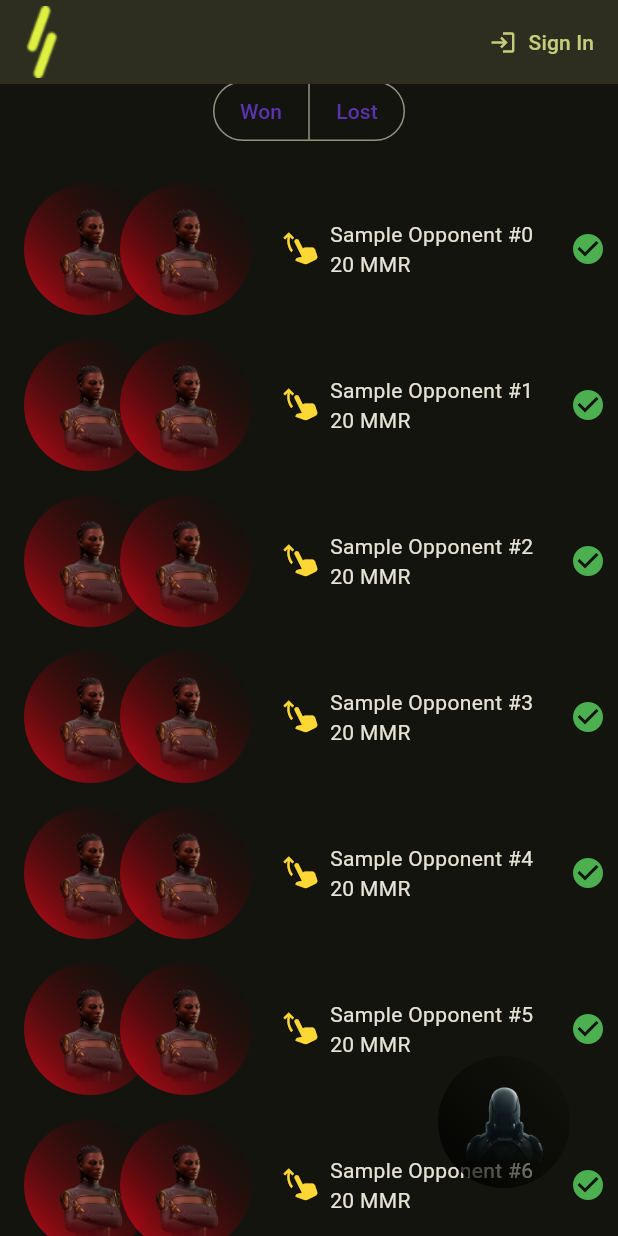
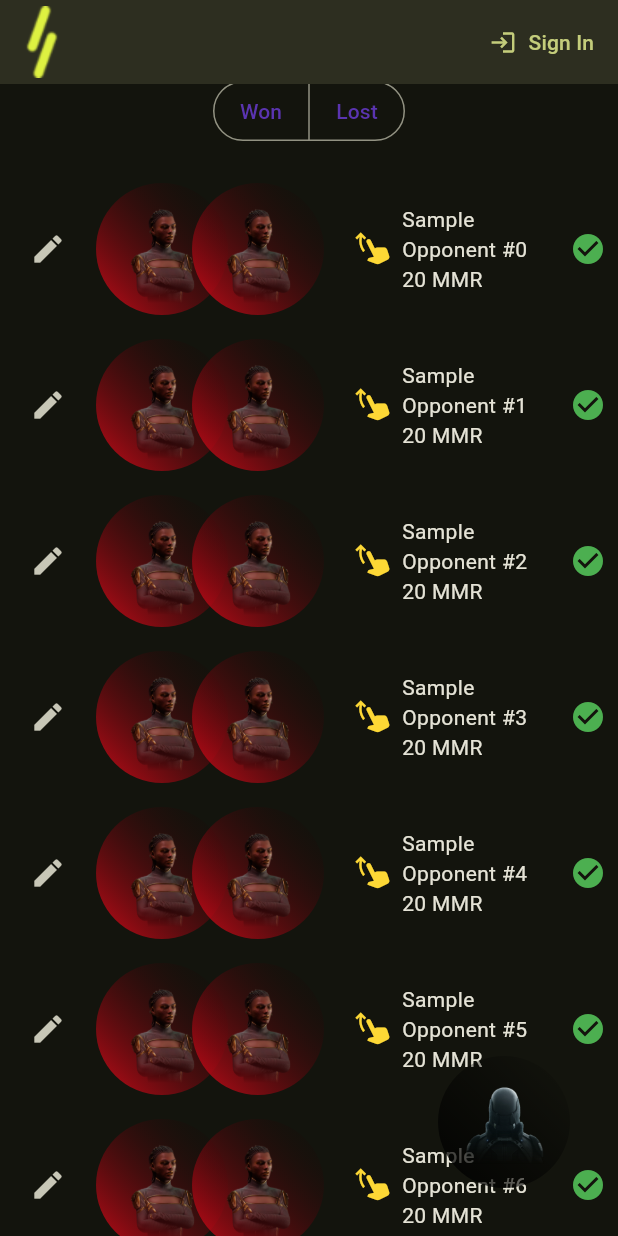
Before and after one commit to LoftyPuma/primea, a Flutter app: the screen it shows after launch, scrolled down 576 dp, on a phone screen of 412 x 824 dp. Run offline on Flutter 3.47's test engine with Material 3 defaults, Android fonts, the phone set to English and light mode, and no system bars; our stand-ins replace flutter_svg, supabase_flutter; accounts and stored records are empty.

Commit message:
live games reload

```diff
--- a/lib/main.dart
+++ b/lib/main.dart
@@ -68,10 +68,6 @@ class _HomeState extends State<Home> {
   Paragon chosenParagon = Paragon.unknown;
 
   handleAuthStateChange(AuthState data) {
-    if (kDebugMode) {
-      print('event: ${data.event}, session: ${data.session}');
-    }
-
     // switch (data.event) {
     //   case AuthChangeEvent.initialSession:
     //   // handle initial session
--- a/lib/tracker/account.dart
+++ b/lib/tracker/account.dart
@@ -1,5 +1,6 @@
 import 'package:flutter/material.dart';
 import 'package:parallel_stats/main.dart';
+import 'package:parallel_stats/modal/match.dart';
 import 'package:parallel_stats/tracker/game_model.dart';
 import 'package:parallel_stats/tracker/paragon.dart';
 import 'package:parallel_stats/tracker/paragon_stack.dart';
@@ -31,7 +32,7 @@ class MatchAggregation {
 }
 
 class _AccountState extends State<Account> {
-  final List<MatchModel> gameList = [];
+  final List<MatchModel> matchList = [];
   late int matchesPlayed;
   late int matchesWon;
   late int matchesLost;
@@ -41,7 +42,7 @@ class _AccountState extends State<Account> {
   @override
   initState() {
     if (widget.defaultMatches.isNotEmpty) {
-      gameList.addAll(widget.defaultMatches);
+      matchList.addAll(widget.defaultMatches);
     } else if (supabase.auth.currentUser != null) {
       supabase
           .from(MatchModel.gamesTableName)
@@ -52,7 +53,7 @@ class _AccountState extends State<Account> {
           )
           .then((games) {
         setState(() {
-          gameList.addAll(games.map((game) => MatchModel.fromJson(game)));
+          matchList.addAll(games.map((game) => MatchModel.fromJson(game)));
         });
       });
     }
@@ -62,10 +63,10 @@ class _AccountState extends State<Account> {
   @override
   Widget build(BuildContext context) {
     var overallWinRate =
-        gameList.where((game) => game.result == GameResult.win).length /
-            gameList.length;
-    var onThePlayGames = gameList.where((game) => game.playerOne);
-    var onTheDrawGames = gameList.where((game) => !game.playerOne);
+        matchList.where((game) => game.result == GameResult.win).length /
+            matchList.length;
+    var onThePlayGames = matchList.where((game) => game.playerOne);
+    var onTheDrawGames = matchList.where((game) => !game.playerOne);
     var onThePlayWinRate =
         onThePlayGames.where((game) => game.result == GameResult.win).length /
             onThePlayGames.length;
@@ -92,7 +93,7 @@ class _AccountState extends State<Account> {
                 mainAxisAlignment: MainAxisAlignment.spaceAround,
                 children: [
                   ProgressCard(
-                    winRate: overallWinRate,
+                    winRate: overallWinRate.isNaN ? 0 : overallWinRate,
                     title: "Overall Win Rate",
                   ),
                   if (onThePlayGames.isNotEmpty)
@@ -162,6 +163,7 @@ class _AccountState extends State<Account> {
                             var response = await supabase
                                 .from(MatchModel.gamesTableName)
                                 .insert(
+                              [
                                 MatchModel(
                                   paragon: widget.chosenParagon,
                                   opponentParagon:
@@ -169,12 +171,12 @@ class _AccountState extends State<Account> {
                                   playerOne: playerOne,
                                   result: result,
                                 ).toJson(),
+                              ],
                               defaultToNull: false,
-                                )
-                                .select();
+                            ).select();
                             MatchModel game = MatchModel.fromJson(response[0]);
                             setState(() {
-                              gameList.insert(0, game);
+                              matchList.insert(0, game);
                             });
                           },
                         ),
@@ -191,23 +193,46 @@ class _AccountState extends State<Account> {
                   right: 8,
                   bottom: 8,
                 ),
-                itemCount: gameList.length,
+                itemCount: matchList.length,
                 itemBuilder: (context, index) {
-                  final game = gameList[index];
+                  final match = matchList[index];
                   return Row(
                     mainAxisSize: MainAxisSize.min,
                     children: [
-                      ParagonStack(game: game),
+                      IconButton(
+                        icon: const Icon(Icons.edit),
+                        onPressed: () async {
+                          var updatedMatch = await showDialog(
+                            context: context,
+                            builder: (context) {
+                              return MatchModal(
+                                match: match,
+                              );
+                            },
+                          );
+                          print(updatedMatch);
+                          if (updatedMatch != null && updatedMatch.id != null) {
+                            await supabase
+                                .from(MatchModel.gamesTableName)
+                                .update(updatedMatch.toJson())
+                                .eq("id", match.id!);
+                            setState(() {
+                              matchList[index] = updatedMatch;
+                            });
+                          }
+                        },
+                      ),
+                      ParagonStack(game: match),
                       Padding(
                         padding: const EdgeInsets.all(8),
                         child: Tooltip(
                           message:
-                              game.playerOne ? 'On the Play' : 'On the Draw',
+                              match.playerOne ? 'On the Play' : 'On the Draw',
                           child: Icon(
-                            game.playerOne
+                            match.playerOne
                                 ? Icons.swipe_up
                                 : Icons.sim_card_download,
-                            color: game.playerOne
+                            color: match.playerOne
                                 ? Colors.yellow[600]
                                 : Colors.cyan,
                           ),
@@ -219,24 +244,24 @@ class _AccountState extends State<Account> {
                           mainAxisAlignment: MainAxisAlignment.center,
                           crossAxisAlignment: CrossAxisAlignment.start,
                           children: [
-                            Text(game.opponentUsername ?? 'Unknown Opponent'),
-                            if (game.mmrDelta != null)
-                              Text("${game.mmrDelta} MMR"),
+                            Text(match.opponentUsername ?? 'Unknown Opponent'),
+                            if (match.mmrDelta != null)
+                              Text("${match.mmrDelta} MMR"),
                           ],
                         ),
                       ),
                       Tooltip(
-                        message: game.result.tooltip,
+                        message: match.result.tooltip,
                         child: Icon(
-                          game.result.icon,
-                          color: game.result.color,
+                          match.result.icon,
+                          color: match.result.color,
                         ),
                       ),
                     ],
                   );
                 },
               ),
-              if (gameList.isEmpty)
+              if (matchList.isEmpty)
                 const Padding(
                   padding: EdgeInsets.all(8),
                   child: Row(
```
Lines whose indentation alone changed are shown as unchanged.
